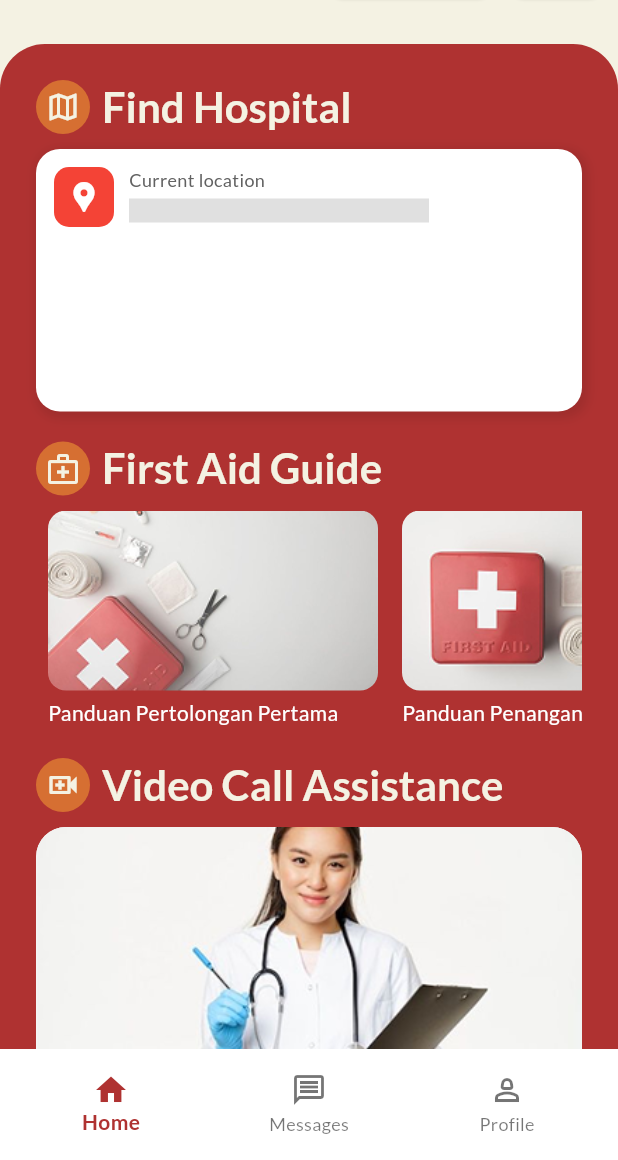
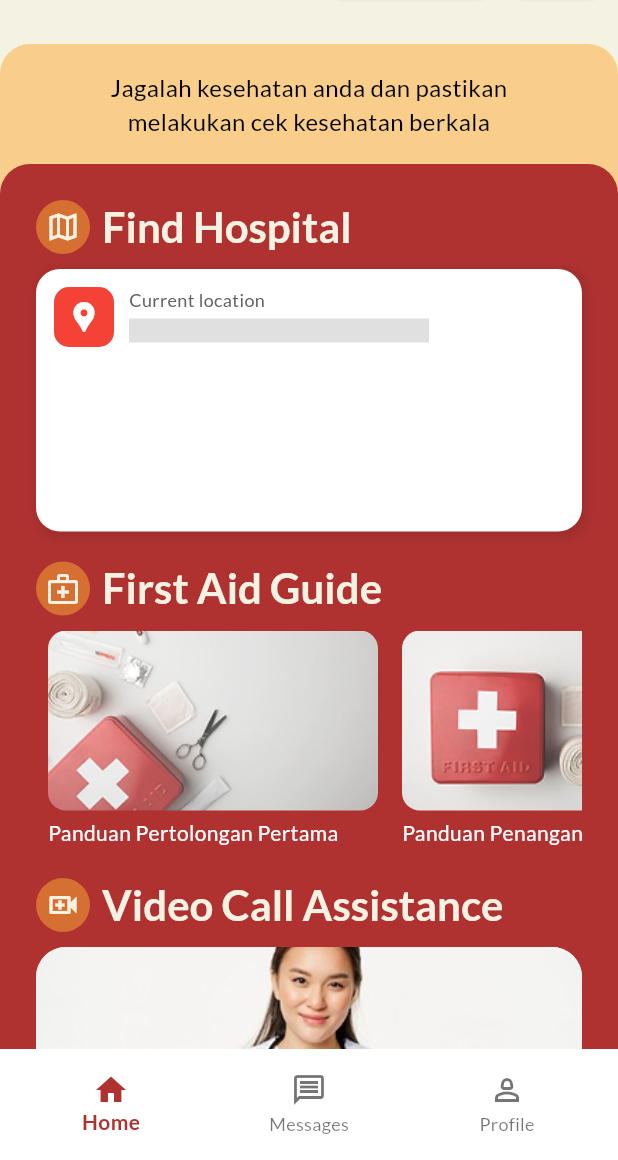
Before and after one commit to ahsuunn/founded_ninu, a Flutter app: the screen it shows after launch, on a phone screen of 412 x 824 dp, the part 76-1236 px from its top. Run offline on Flutter 3.47's test engine with Material 3 defaults, Android fonts, the phone set to English and light mode, and no system bars; our stand-ins replace go_router, google_fonts.

Commit message:
feat : home page decoration box

```diff
--- a/lib/ui/features/home/home_view.dart
+++ b/lib/ui/features/home/home_view.dart
@@ -23,12 +23,55 @@ class _HomePageState extends State<HomePage> {
         children: [
           SizedBox(height: 24),
           Expanded(
+            child: Stack(
+              children: [
+                Positioned(
+                  top: 0, // Moves the decorative box above
+                  left: 0,
+                  right: 0,
+                  child: Container(
+                    height: 100, // Adjust height for visibility
+                    decoration: BoxDecoration(
+                      color: colorScheme.secondary, // Decoration color
+                      borderRadius: BorderRadius.only(
+                        topLeft: Radius.circular(20),
+                        topRight: Radius.circular(20),
+                      ),
+                    ),
+                    child: Padding(
+                      padding: const EdgeInsets.only(bottom: 20),
+                      child: Align(
+                        alignment: Alignment.center,
+                        child: SizedBox(
+                          width: MediaQuery.of(context).size.width * 0.8,
+                          child: Text(
+                            "Jagalah kesehatan anda dan pastikan melakukan cek kesehatan berkala",
+                            style: TextStyle(color: Colors.black, fontSize: 16),
+                            textAlign: TextAlign.center,
+                            maxLines: 2, // Allow only two rows
+                            overflow:
+                                TextOverflow
+                                    .ellipsis, // Show "..." if text is too long
+                            softWrap: true, // Enable automatic wrapping
+                          ),
+                        ),
+                      ),
+                    ),
+                  ),
+                ),
+                Positioned(
+                  top: 80, // Move it down by 40px
+                  left: 0,
+                  right: 0,
+                  bottom: 0,
                   child: Container(
                     decoration: BoxDecoration(
                       color: colorScheme.primary, // Background color
                       borderRadius: BorderRadius.only(
-                  topLeft: Radius.circular(30), // Rounded top left corner
-                  topRight: Radius.circular(30), // Rounded top right corner
+                        topLeft: Radius.circular(20), // Rounded top left corner
+                        topRight: Radius.circular(
+                          20,
+                        ), // Rounded top right corner
                       ),
                     ),
                     child: ClipRRect(
@@ -39,7 +82,9 @@ class _HomePageState extends State<HomePage> {
                       child: SingleChildScrollView(
                         scrollDirection: Axis.vertical,
                         child: Padding(
-                    padding: EdgeInsets.all(24), // Padding inside the body
+                          padding: EdgeInsets.all(
+                            24,
+                          ), // Padding inside the body
                           child: Column(
                             crossAxisAlignment: CrossAxisAlignment.start,
                             children: [
@@ -61,11 +106,14 @@ class _HomePageState extends State<HomePage> {
                                 padding: EdgeInsets.all(12),
                                 decoration: BoxDecoration(
                                   color:
-                                Colors.white, // Change this to match the design
+                                      Colors
+                                          .white, // Change this to match the design
                                   borderRadius: BorderRadius.circular(16),
                                   boxShadow: [
                                     BoxShadow(
-                                color: Colors.black.withValues(alpha: 0.1),
+                                      color: Colors.black.withValues(
+                                        alpha: 0.1,
+                                      ),
                                       blurRadius: 5,
                                       spreadRadius: 2,
                                       offset: Offset(2, 2),
@@ -91,7 +139,8 @@ class _HomePageState extends State<HomePage> {
                                     SizedBox(width: 10), // Spacing
                                     // Text Placeholder
                                     Column(
-                                crossAxisAlignment: CrossAxisAlignment.start,
+                                      crossAxisAlignment:
+                                          CrossAxisAlignment.start,
                                       children: [
                                         Text(
                                           "Current location",
@@ -105,7 +154,8 @@ class _HomePageState extends State<HomePage> {
                                           width: 200, // Adjust width as needed
                                           height: 16,
                                           color:
-                                        Colors.grey[300], // Placeholder effect
+                                              Colors
+                                                  .grey[300], // Placeholder effect
                                         ),
                                       ],
                                     ),
@@ -148,6 +198,9 @@ class _HomePageState extends State<HomePage> {
                 ),
               ],
             ),
+          ),
+        ],
+      ),
     );
   }
 }
--- a/lib/ui/features/home/widgets/appbar.dart
+++ b/lib/ui/features/home/widgets/appbar.dart
@@ -4,13 +4,11 @@ import 'package:google_fonts/google_fonts.dart';
 
 class MyAppBar extends StatefulWidget implements PreferredSizeWidget {
   final String userName;
-  final bool showBackButton;
   final String currentPage; // New: Identify current page
 
   const MyAppBar({
     super.key,
     required this.userName,
-    this.showBackButton = false,
     required this.currentPage, // Pass current page
   });
 
```
Lines whose indentation alone changed are shown as unchanged.
